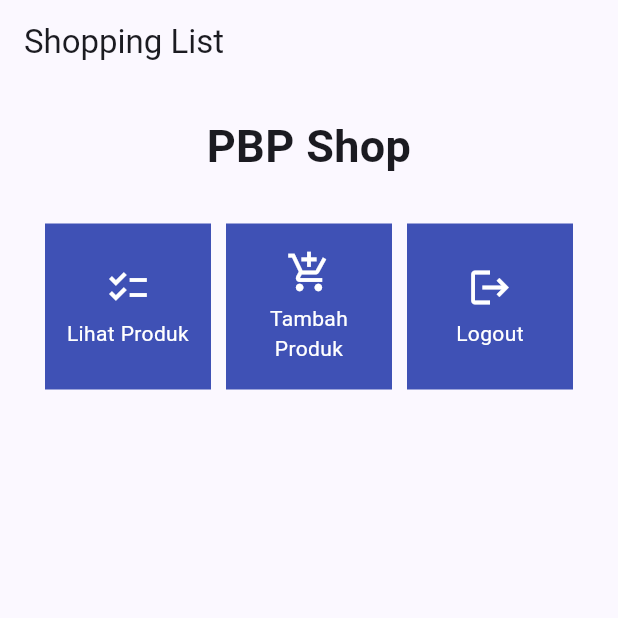
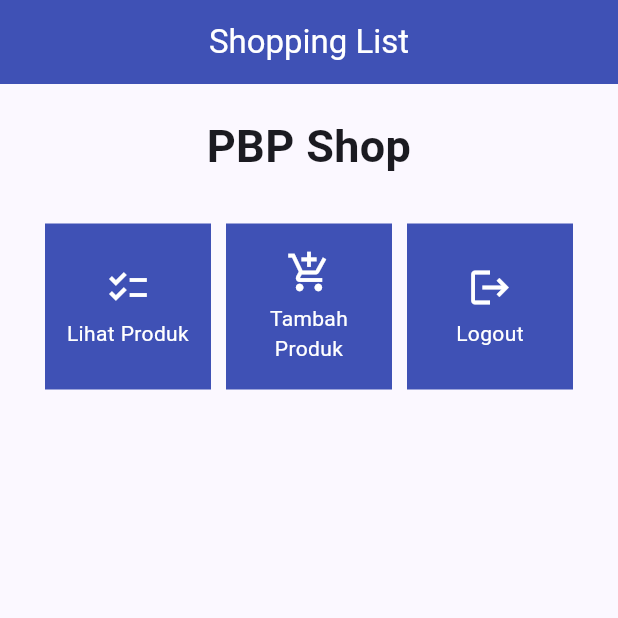
Before and after one commit to hanan-collab/shopping-list-mobile, a Flutter app: the screen it shows after launch, on a phone screen of 412 x 824 dp, the top half of it. Run offline on Flutter 3.47's test engine with Material 2 defaults, Android fonts, the phone set to English and light mode, and no system bars.

Commit message:
tutorial done

```diff
--- a/lib/main.dart
+++ b/lib/main.dart
@@ -32,7 +32,7 @@ class MyApp extends StatelessWidget {
         colorScheme: ColorScheme.fromSeed(seedColor: Colors.indigo),
         useMaterial3: true,
       ),
-      home: const MyHomePage(),
+      home: MyHomePage(),
     );
   }
 }
--- a/lib/menu.dart
+++ b/lib/menu.dart
@@ -1,9 +1,70 @@
 import 'package:flutter/material.dart';
+
+class MyHomePage extends StatelessWidget {
+  MyHomePage({Key? key}) : super(key: key);
+
+  final List<ShopItem> items = [
+    ShopItem("Lihat Produk", Icons.checklist),
+    ShopItem("Tambah Produk", Icons.add_shopping_cart),
+    ShopItem("Logout", Icons.logout),
+  ];
+
+  @override
+  Widget build(BuildContext context) {
+    return Scaffold(
+      appBar: AppBar(
+        title: const Center(
+          child: Text(
+            'Shopping List',
+            style: TextStyle(color: Colors.white),
+          ),
+        ),
+        backgroundColor: Colors.indigo,
+      ),
+      body: SingleChildScrollView(
+        // Widget wrapper yang dapat discroll
+        child: Padding(
+          padding: const EdgeInsets.all(10.0), // Set padding dari halaman
+          child: Column(
+            // Widget untuk menampilkan children secara vertikal
+            children: <Widget>[
+              const Padding(
+                padding: EdgeInsets.only(top: 10.0, bottom: 10.0),
+                // Widget Text untuk menampilkan tulisan dengan alignment center dan style yang sesuai
+                child: Text(
+                  'PBP Shop', // Text yang menandakan toko
+                  textAlign: TextAlign.center,
+                  style: TextStyle(
+                    fontSize: 30,
+                    fontWeight: FontWeight.bold,
+                  ),
+                ),
+              ),
+              // Grid layout
+              GridView.count(
+                // Container pada card kita.
+                primary: true,
+                padding: const EdgeInsets.all(20),
+                crossAxisSpacing: 10,
+                mainAxisSpacing: 10,
+                crossAxisCount: 3,
+                shrinkWrap: true,
+                children: items.map((ShopItem item) {
+                  // Iterasi untuk setiap item
+                  return ShopCard(item);
+                }).toList(),
+              ),
+            ],
+          ),
+        ),
+      ),
+    );
+  }
+}
 
 class ShopItem {
   final String name;
   final IconData icon;
-
   ShopItem(this.name, this.icon);
 }
 
@@ -51,92 +112,3 @@ class ShopCard extends StatelessWidget {
     );
   }
 }
-
-class MyHomePage extends StatefulWidget {
-  const MyHomePage({Key? key}) : super(key: key);
-
-  // This widget is the home page of your application. It is stateful, meaning
-  // that it has a State object (defined below) that contains fields that affect
-  // how it looks.
-
-  // This class is the configuration for the state. It holds the values (in this
-  // case the title) provided by the parent (in this case the App widget) and
-  // used by the build method of the State. Fields in a Widget subclass are
-  // always marked "final".
-
-  @override
-  State<MyHomePage> createState() => _MyHomePageState();
-}
-
-class _MyHomePageState extends State<MyHomePage> {
-  int _counter = 0;
-  final List<ShopItem> items = [
-    ShopItem("Lihat Produk", Icons.checklist),
-    ShopItem("Tambah Produk", Icons.add_shopping_cart),
-    ShopItem("Logout", Icons.logout),
-  ];
-  void _incrementCounter() {
-    setState(() {
-      // This call to setState tells the Flutter framework that something has
-      // changed in this State, which causes it to rerun the build method below
-      // so that the display can reflect the updated values. If we changed
-      // _counter without calling setState(), then the build method would not be
-      // called again, and so nothing would appear to happen.
-      _counter++;
-    });
-  }
-
-  @override
-  Widget build(BuildContext context) {
-    // This method is rerun every time setState is called, for instance as done
-    // by the _incrementCounter method above.
-    //
-    // The Flutter framework has been optimized to make rerunning build methods
-    // fast, so that you can just rebuild anything that needs updating rather
-    // than having to individually change instances of widgets.
-    return Scaffold(
-      appBar: AppBar(
-        title: const Text(
-          'Shopping List',
-        ),
-      ),
-      body: SingleChildScrollView(
-        // Widget wrapper yang dapat discroll
-        child: Padding(
-          padding: const EdgeInsets.all(10.0), // Set padding dari halaman
-          child: Column(
-            // Widget untuk menampilkan children secara vertikal
-            children: <Widget>[
-              const Padding(
-                padding: EdgeInsets.only(top: 10.0, bottom: 10.0),
-                // Widget Text untuk menampilkan tulisan dengan alignment center dan style yang sesuai
-                child: Text(
-                  'PBP Shop', // Text yang menandakan toko
-                  textAlign: TextAlign.center,
-                  style: TextStyle(
-                    fontSize: 30,
-                    fontWeight: FontWeight.bold,
-                  ),
-                ),
-              ),
-              // Grid layout
-              GridView.count(
-                // Container pada card kita.
-                primary: true,
-                padding: const EdgeInsets.all(20),
-                crossAxisSpacing: 10,
-                mainAxisSpacing: 10,
-                crossAxisCount: 3,
-                shrinkWrap: true,
-                children: items.map((ShopItem item) {
-                  // Iterasi untuk setiap item
-                  return ShopCard(item);
-                }).toList(),
-              ),
-            ],
-          ),
-        ),
-      ),
-    );
-  }
-}
```
